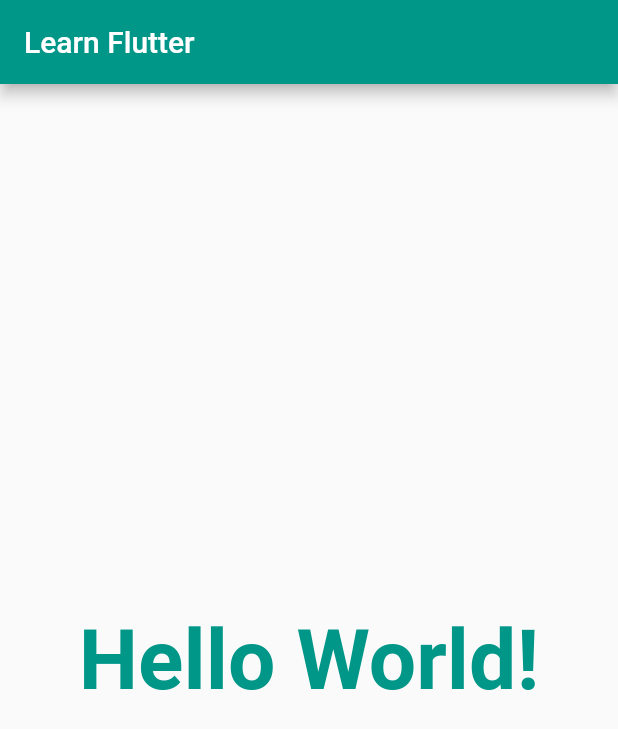
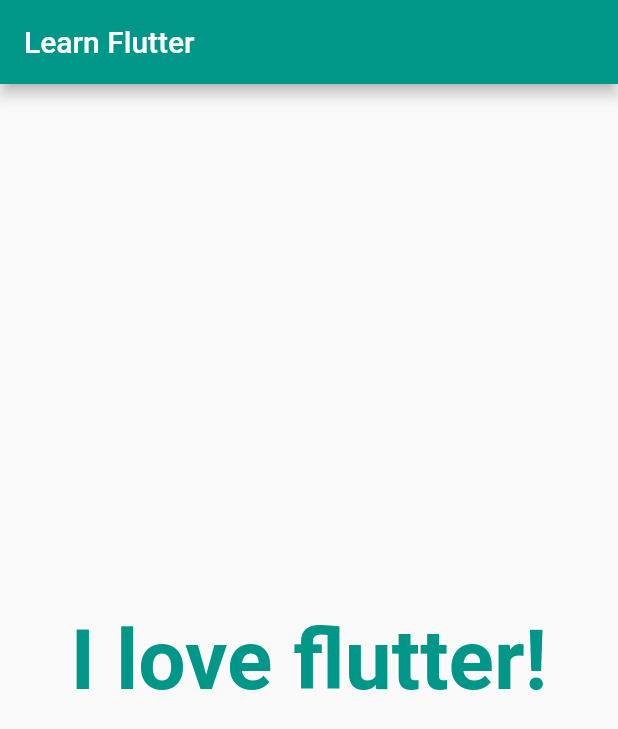
Before and after one commit to cyclicsoft/flutter_learn, a Flutter app: the screen it shows after launch, on a phone screen of 412 x 824 dp. Shown: the top 729 px of the screen. Run offline on Flutter 3.47's test engine with Material 2 defaults, Android fonts, the phone set to English and light mode, and no system bars.

Commit message:
[11] Replacing body text with a variable   - declare a variable inside _HomePageState   - set this variable to the body text.

```diff
--- a/lib/main.dart
+++ b/lib/main.dart
@@ -25,6 +25,9 @@
 }
 
 class _HomePageState extends State<HomePage> {
+
+  String bodyText = "I love flutter!";
+
   @override
   Widget build(BuildContext context) {
     return Scaffold(
@@ -33,7 +36,7 @@
       ),
       body: Center(
         child: Text(
-          'Hello World!',
+          bodyText,
           style: TextStyle(
               color: Colors.teal,
               fontFamily: 'sans-serif',
```
